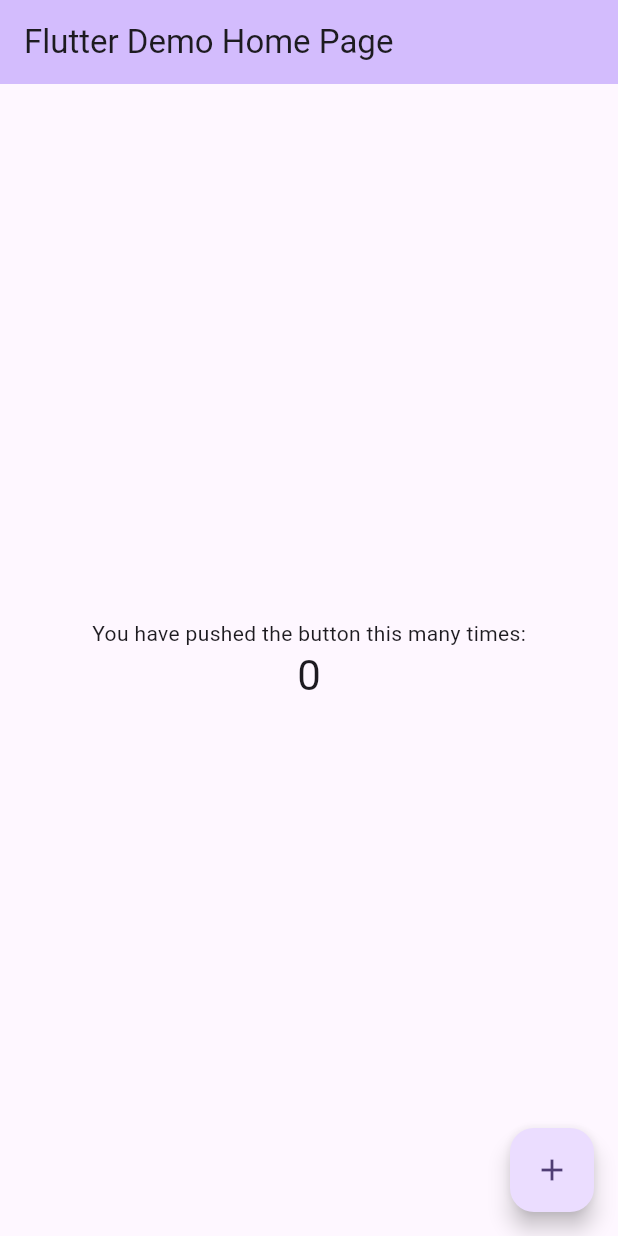
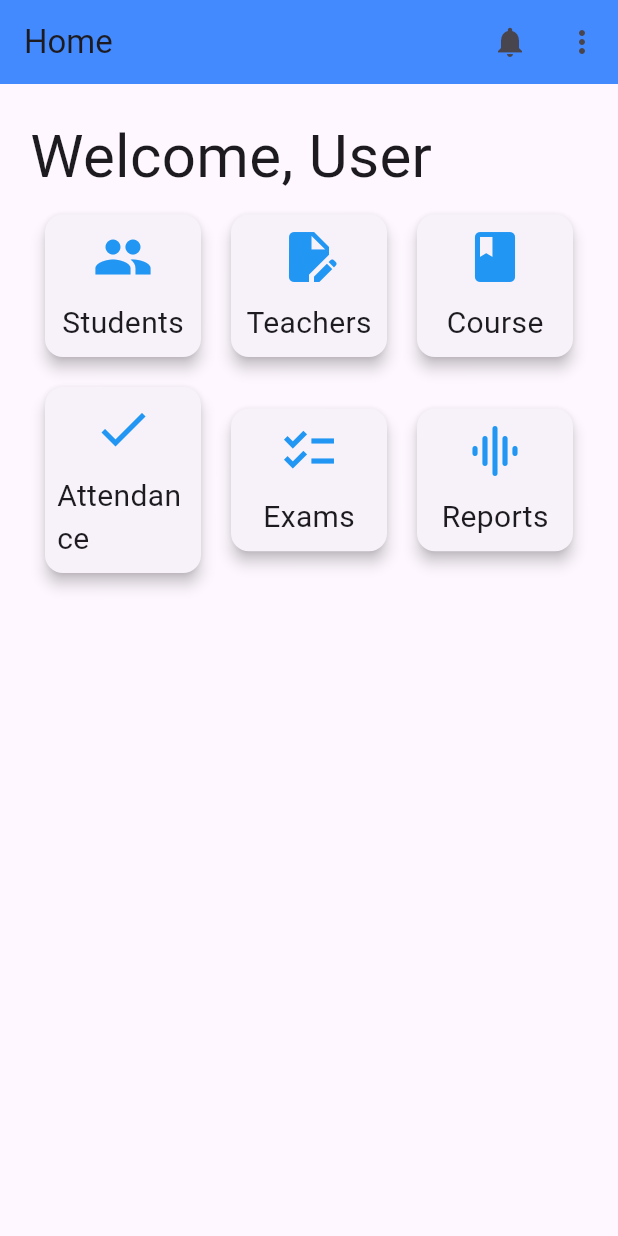
Before and after one commit to Rahulbist009/flutter_project_1, a Flutter app: the screen it shows after launch, on a phone screen of 412 x 824 dp. Run offline on Flutter 3.47's test engine with Material 3 defaults, Android fonts, the phone set to English and light mode, and no system bars.

Commit message:
basic app

```diff
--- /dev/null
+++ b/lib/home_page.dart
@@ -0,0 +1,99 @@
+import 'package:flutter/material.dart';
+
+class HomePage extends StatelessWidget {
+  const HomePage({super.key});
+
+  @override
+  Widget build(BuildContext context) {
+    return Scaffold(
+      appBar: AppBar(
+        title: Text('Home'),
+        backgroundColor: Colors.blueAccent,
+        actions: [
+          IconButton(onPressed: () {}, icon: Icon(Icons.notifications)),
+          IconButton(onPressed: () {}, icon: Icon(Icons.more_vert))
+        ],
+      ),
+      body: const Padding(
+        padding: EdgeInsets.all(20.0),
+        child: Column(
+          crossAxisAlignment: CrossAxisAlignment.start,
+          children: [
+            Text(
+              "Welcome, User",
+              style: TextStyle(fontSize: 40),
+            ),
+            Row(
+              mainAxisSize: MainAxisSize.max,
+              children: [
+                MyCard(
+                  label: 'Students',
+                  icon: Icons.people,
+                ),
+                MyCard(
+                  label: "Teachers",
+                  icon: Icons.edit_document,
+                ),
+                MyCard(
+                  label: "Course",
+                  icon: Icons.book,
+                )
+              ],
+            ),
+            Row(
+              children: [
+                MyCard(
+                  label: "Attendance",
+                  icon: Icons.check,
+                ),
+                MyCard(
+                  label: "Exams",
+                  icon: Icons.checklist,
+                ),
+                MyCard(
+                  icon: Icons.graphic_eq_rounded,
+                  label: "Reports",
+                )
+              ],
+            )
+          ],
+        ),
+      ),
+    );
+  }
+}
+
+class MyCard extends StatelessWidget {
+  final String label;
+  final IconData icon;
+  const MyCard({super.key, required this.icon, required this.label});
+
+  @override
+  Widget build(BuildContext context) {
+    return Expanded(
+      child: Card(
+        margin: const EdgeInsets.all(10),
+        elevation: 4,
+        child: Padding(
+          padding: const EdgeInsets.all(8.0),
+          child: Column(
+            children: [
+              Icon(
+                icon,
+                size: 40,
+                color: Colors.blue,
+              ),
+              const SizedBox(
+                height: 10,
+              ),
+              Text(
+                label,
+                style: const TextStyle(fontSize: 20),
+              )
+            ],
+          ),
+        ),
+      ),
+    );
+  }
+}
--- a/lib/main.dart
+++ b/lib/main.dart
@@ -1,4 +1,5 @@
 import 'package:flutter/material.dart';
+import 'package:flutter_application_1/home_page.dart';
 
 void main() {
   runApp(const MyApp());
@@ -10,116 +11,10 @@ class MyApp extends StatelessWidget {
   // This widget is the root of your application.
   @override
   Widget build(BuildContext context) {
-    return MaterialApp(
+    return const MaterialApp(
+      debugShowCheckedModeBanner: false,
       title: 'My first App Demo',
-      theme: ThemeData(
-        // This is the theme of your application.
-        //
-        // TRY THIS: Try running your application with "flutter run". You'll see
-        // the application has a purple toolbar. Then, without quitting the app,
-        // try changing the seedColor in the colorScheme below to Colors.green
-        // and then invoke "hot reload" (save your changes or press the "hot
-        // reload" button in a Flutter-supported IDE, or press "r" if you used
-        // the command line to start the app).
-        //
-        // Notice that the counter didn't reset back to zero; the application
-        // state is not lost during the reload. To reset the state, use hot
-        // restart instead.
-        //
-        // This works for code too, not just values: Most code changes can be
-        // tested with just a hot reload.
-        colorScheme: ColorScheme.fromSeed(seedColor: Colors.deepPurple),
-        useMaterial3: true,
-      ),
-      home: const MyHomePage(title: 'Flutter Demo Home Page'),
+      home: HomePage(),
     );
   }
 }
-
-class MyHomePage extends StatefulWidget {
-  const MyHomePage({super.key, required this.title});
-
-  // This widget is the home page of your application. It is stateful, meaning
-  // that it has a State object (defined below) that contains fields that affect
-  // how it looks.
-
-  // This class is the configuration for the state. It holds the values (in this
-  // case the title) provided by the parent (in this case the App widget) and
-  // used by the build method of the State. Fields in a Widget subclass are
-  // always marked "final".
-
-  final String title;
-
-  @override
-  State<MyHomePage> createState() => _MyHomePageState();
-}
-
-class _MyHomePageState extends State<MyHomePage> {
-  int _counter = 0;
-
-  void _incrementCounter() {
-    setState(() {
-      // This call to setState tells the Flutter framework that something has
-      // changed in this State, which causes it to rerun the build method below
-      // so that the display can reflect the updated values. If we changed
-      // _counter without calling setState(), then the build method would not be
-      // called again, and so nothing would appear to happen.
-      _counter++;
-    });
-  }
-
-  @override
-  Widget build(BuildContext context) {
-    // This method is rerun every time setState is called, for instance as done
-    // by the _incrementCounter method above.
-    //
-    // The Flutter framework has been optimized to make rerunning build methods
-    // fast, so that you can just rebuild anything that needs updating rather
-    // than having to individually change instances of widgets.
-    return Scaffold(
-      appBar: AppBar(
-        // TRY THIS: Try changing the color here to a specific color (to
-        // Colors.amber, perhaps?) and trigger a hot reload to see the AppBar
-        // change color while the other colors stay the same.
-        backgroundColor: Theme.of(context).colorScheme.inversePrimary,
-        // Here we take the value from the MyHomePage object that was created by
-        // the App.build method, and use it to set our appbar title.
-        title: Text(widget.title),
-      ),
-      body: Center(
-        // Center is a layout widget. It takes a single child and positions it
-        // in the middle of the parent.
-        child: Column(
-          // Column is also a layout widget. It takes a list of children and
-          // arranges them vertically. By default, it sizes itself to fit its
-          // children horizontally, and tries to be as tall as its parent.
-          //
-          // Column has various properties to control how it sizes itself and
-          // how it positions its children. Here we use mainAxisAlignment to
-          // center the children vertically; the main axis here is the vertical
-          // axis because Columns are vertical (the cross axis would be
-          // horizontal).
-          //
-          // TRY THIS: Invoke "debug painting" (choose the "Toggle Debug Paint"
-          // action in the IDE, or press "p" in the console), to see the
-          // wireframe for each widget.
-          mainAxisAlignment: MainAxisAlignment.center,
-          children: <Widget>[
-            const Text(
-              'You have pushed the button this many times:',
-            ),
-            Text(
-              '$_counter',
-              style: Theme.of(context).textTheme.headlineMedium,
-            ),
-          ],
-        ),
-      ),
-      floatingActionButton: FloatingActionButton(
-        onPressed: _incrementCounter,
-        tooltip: 'Increment',
-        child: const Icon(Icons.add),
-      ), // This trailing comma makes auto-formatting nicer for build methods.
-    );
-  }
-}
```
